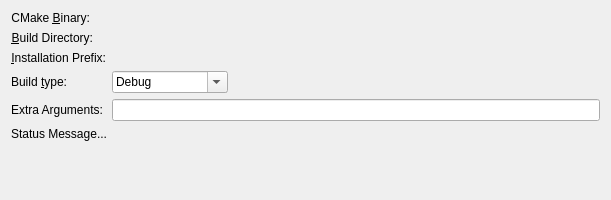
Above: projectmanagers/cmake/cmakebuilddirchooser.ui from KDE/kdevelop before the change. Below: the same form after it.
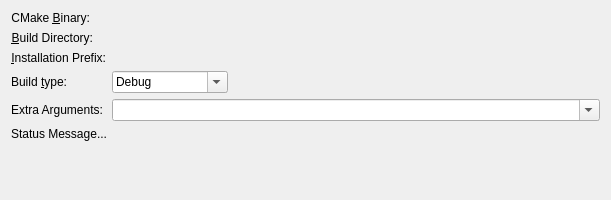
That is the form after the change. Custom widgets are drawn as their Qt base class.

Commit message: Add history for extra arguments in the build directory configuration dialog.

What changed in the file:
```diff
--- a/projectmanagers/cmake/cmakebuilddirchooser.ui
+++ b/projectmanagers/cmake/cmakebuilddirchooser.ui
@@ -136,7 +136,17 @@
     </widget>
    </item>
    <item row="4" column="1">
-    <widget class="KLineEdit" name="extraArguments"/>
+    <widget class="KComboBox" name="extraArguments">
+     <property name="sizePolicy">
+      <sizepolicy hsizetype="Expanding" vsizetype="Fixed">
+       <horstretch>0</horstretch>
+       <verstretch>0</verstretch>
+      </sizepolicy>
+     </property>
+     <property name="editable">
+      <bool>true</bool>
+     </property>
+    </widget>
    </item>
    <item row="4" column="0">
     <widget class="QLabel" name="label_4">
@@ -154,9 +164,9 @@
    <header>kurlrequester.h</header>
   </customwidget>
   <customwidget>
-   <class>KLineEdit</class>
-   <extends>QLineEdit</extends>
-   <header>klineedit.h</header>
+   <class>KComboBox</class>
+   <extends>QComboBox</extends>
+   <header>kcombobox.h</header>
   </customwidget>
  </customwidgets>
  <resources/>
```
The commit also changes 2 other files.
